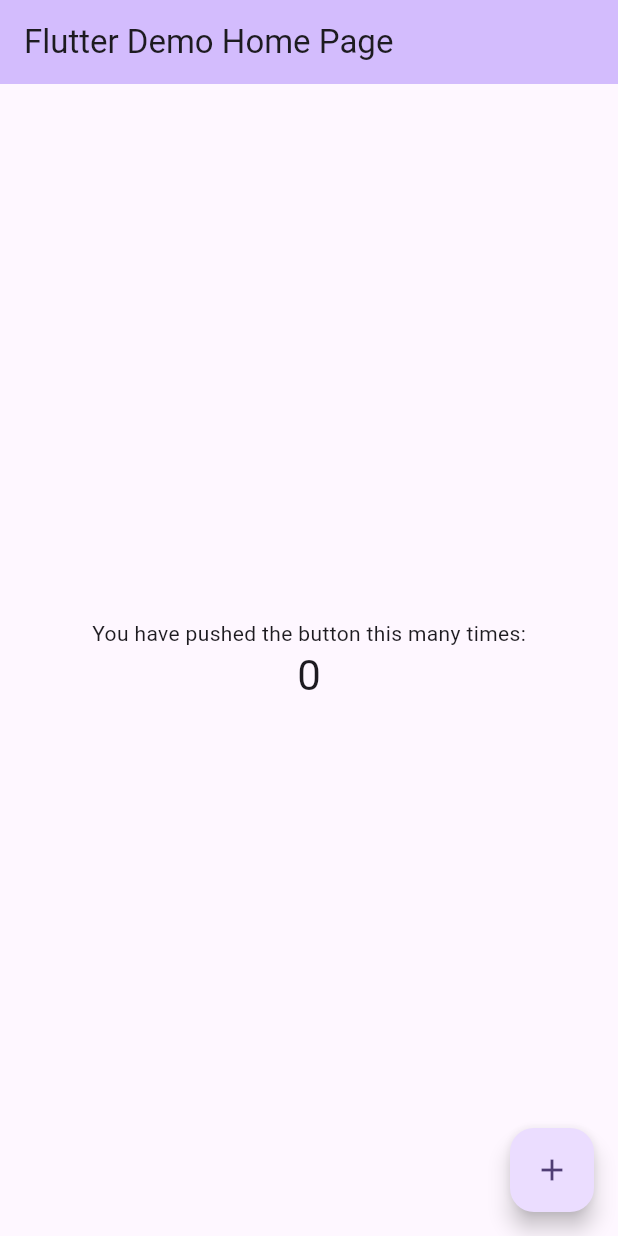
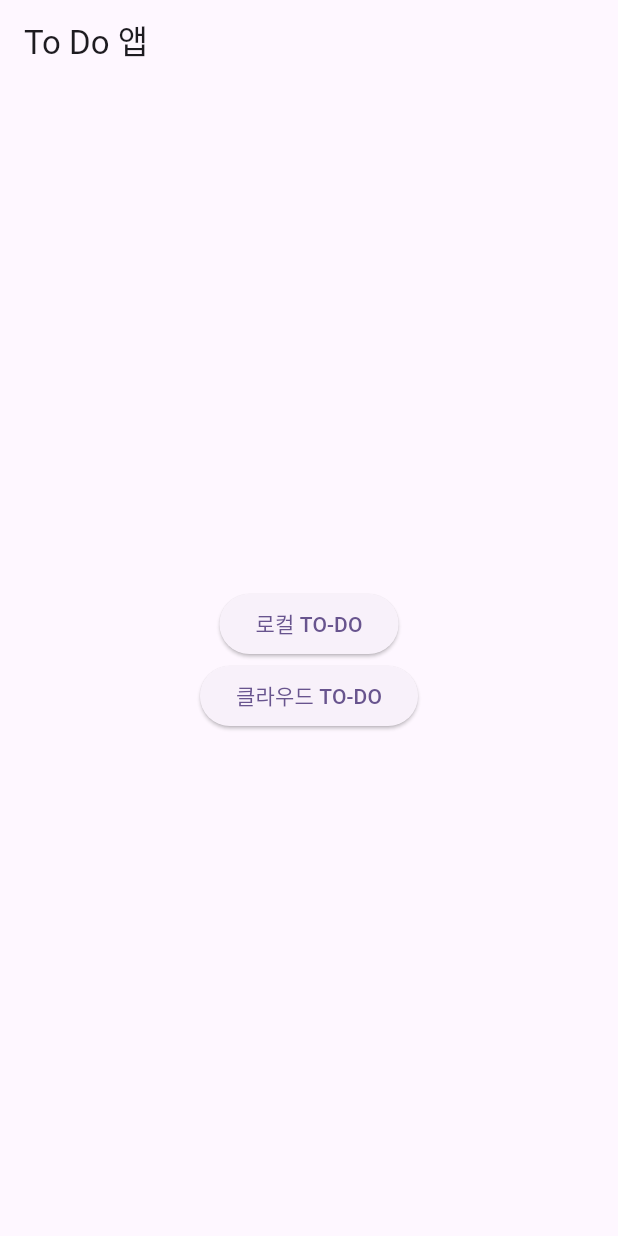
Before and after one commit to ARKNOOB1/Chungju_Lecture, a Flutter app: the screen it shows after launch, on a phone screen of 412 x 824 dp. Run offline on Flutter 3.47's test engine with Material 3 defaults, Android fonts, the phone set to English and light mode, and no system bars; our stand-ins replace shared_preferences.

Commit message:
second_commit

```diff
--- /dev/null
+++ b/lib/home_page.dart
@@ -0,0 +1,32 @@
+import 'package:flutter/material.dart';
+
+class HomePage extends StatefulWidget {
+  const HomePage({super.key});
+
+  @override
+  State<HomePage> createState() => _HomePageState();
+}
+
+class _HomePageState extends State<HomePage> {
+  @override
+  Widget build(BuildContext context) {
+    return Scaffold(
+      appBar: AppBar(title: const Text("To Do 앱"),),
+      body: Center(
+        child: Column(
+          mainAxisAlignment: MainAxisAlignment.center,
+          children: [
+            ElevatedButton(
+              onPressed: () => Navigator.pushNamed(context, "/todo-local"),
+              child: const Text("로컬 TO-DO")
+            ),
+            ElevatedButton(
+                onPressed: () => Navigator.pushNamed(context, "/todo-local"),
+                child: const Text("클라우드 TO-DO")
+            )
+          ],
+        ),
+      ),
+    );
+  }
+}
--- a/lib/main.dart
+++ b/lib/main.dart
@@ -1,3 +1,5 @@
+import 'package:chunju_lecture/home_page.dart';
+import 'package:chunju_lecture/todo_local_page.dart';
 import 'package:flutter/material.dart';
 
 void main() {
@@ -11,7 +13,7 @@ class MyApp extends StatelessWidget {
   @override
   Widget build(BuildContext context) {
     return MaterialApp(
-      title: 'Flutter Demo',
+      title: 'To Do Project',
       theme: ThemeData(
         // This is the theme of your application.
         //
@@ -30,93 +32,10 @@ class MyApp extends StatelessWidget {
         // tested with just a hot reload.
         colorScheme: ColorScheme.fromSeed(seedColor: Colors.deepPurple),
       ),
-      home: const MyHomePage(title: 'Flutter Demo Home Page'),
+      routes: {
+        '/': (context) => const HomePage(),
+        '/todo-local': (context) => TodoLocalPage()
+      },
     );
   }
 }
-
-class MyHomePage extends StatefulWidget {
-  const MyHomePage({super.key, required this.title});
-
-  // This widget is the home page of your application. It is stateful, meaning
-  // that it has a State object (defined below) that contains fields that affect
-  // how it looks.
-
-  // This class is the configuration for the state. It holds the values (in this
-  // case the title) provided by the parent (in this case the App widget) and
-  // used by the build method of the State. Fields in a Widget subclass are
-  // always marked "final".
-
-  final String title;
-
-  @override
-  State<MyHomePage> createState() => _MyHomePageState();
-}
-
-class _MyHomePageState extends State<MyHomePage> {
-  int _counter = 0;
-
-  void _incrementCounter() {
-    setState(() {
-      // This call to setState tells the Flutter framework that something has
-      // changed in this State, which causes it to rerun the build method below
-      // so that the display can reflect the updated values. If we changed
-      // _counter without calling setState(), then the build method would not be
-      // called again, and so nothing would appear to happen.
-      _counter++;
-    });
-  }
-
-  @override
-  Widget build(BuildContext context) {
-    // This method is rerun every time setState is called, for instance as done
-    // by the _incrementCounter method above.
-    //
-    // The Flutter framework has been optimized to make rerunning build methods
-    // fast, so that you can just rebuild anything that needs updating rather
-    // than having to individually change instances of widgets.
-    return Scaffold(
-      appBar: AppBar(
-        // TRY THIS: Try changing the color here to a specific color (to
-        // Colors.amber, perhaps?) and trigger a hot reload to see the AppBar
-        // change color while the other colors stay the same.
-        backgroundColor: Theme.of(context).colorScheme.inversePrimary,
-        // Here we take the value from the MyHomePage object that was created by
-        // the App.build method, and use it to set our appbar title.
-        title: Text(widget.title),
-      ),
-      body: Center(
-        // Center is a layout widget. It takes a single child and positions it
-        // in the middle of the parent.
-        child: Column(
-          // Column is also a layout widget. It takes a list of children and
-          // arranges them vertically. By default, it sizes itself to fit its
-          // children horizontally, and tries to be as tall as its parent.
-          //
-          // Column has various properties to control how it sizes itself and
-          // how it positions its children. Here we use mainAxisAlignment to
-          // center the children vertically; the main axis here is the vertical
-          // axis because Columns are vertical (the cross axis would be
-          // horizontal).
-          //
-          // TRY THIS: Invoke "debug painting" (choose the "Toggle Debug Paint"
-          // action in the IDE, or press "p" in the console), to see the
-          // wireframe for each widget.
-          mainAxisAlignment: MainAxisAlignment.center,
-          children: <Widget>[
-            const Text('You have pushed the button this many times:'),
-            Text(
-              '$_counter',
-              style: Theme.of(context).textTheme.headlineMedium,
-            ),
-          ],
-        ),
-      ),
-      floatingActionButton: FloatingActionButton(
-        onPressed: _incrementCounter,
-        tooltip: 'Increment',
-        child: const Icon(Icons.add),
-      ), // This trailing comma makes auto-formatting nicer for build methods.
-    );
-  }
-}
--- a/pubspec.yaml
+++ b/pubspec.yaml
@@ -30,6 +30,7 @@ environment:
 dependencies:
   flutter:
     sdk: flutter
+  shared_preferences:
 
   # The following adds the Cupertino Icons font to your application.
   # Use with the CupertinoIcons class for iOS style icons.
```
Also changed, not shown: lib/todo_local_page.dart (added, +108 -0 lines), pubspec.lock.
